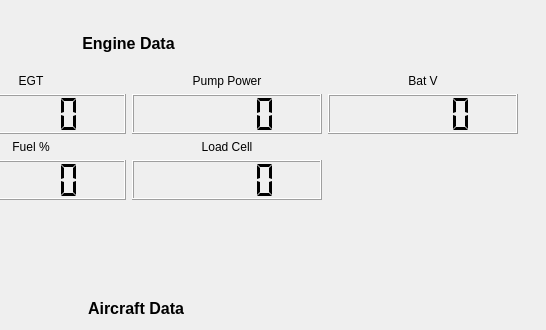
Above: GUIs/TelemGUI/TelemGUI.ui from Xorgon/RAPTA before the change; both pictures show x 290 to 836 and y 0 to 330 of the 836 by 600 pixel window. Below: the same form after it.
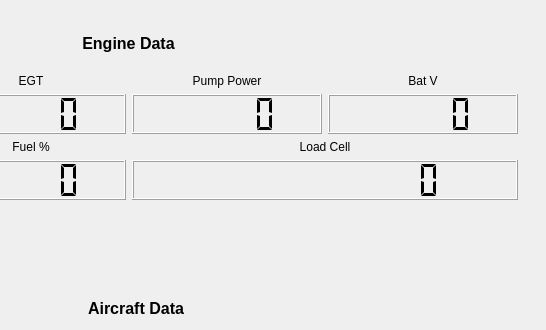
That is the form after the change. Icons and pictures are not drawn.

What changed in the file:
```diff
--- a/GUIs/TelemGUI/TelemGUI.ui
+++ b/GUIs/TelemGUI/TelemGUI.ui
@@ -527,7 +527,29 @@
          </property>
         </widget>
        </item>
-       <item row="2" column="2">
+       <item row="3" column="2" colspan="2">
+        <widget class="QLCDNumber" name="load_cell_number">
+         <property name="sizePolicy">
+          <sizepolicy hsizetype="Preferred" vsizetype="Preferred">
+           <horstretch>0</horstretch>
+           <verstretch>0</verstretch>
+          </sizepolicy>
+         </property>
+         <property name="minimumSize">
+          <size>
+           <width>100</width>
+           <height>40</height>
+          </size>
+         </property>
+         <property name="digitCount">
+          <number>12</number>
+         </property>
+         <property name="segmentStyle">
+          <enum>QLCDNumber::Flat</enum>
+         </property>
+        </widget>
+       </item>
+       <item row="2" column="2" colspan="2">
         <widget class="QLabel" name="load_cell_label">
          <property name="sizePolicy">
           <sizepolicy hsizetype="Preferred" vsizetype="Preferred">
@@ -549,25 +571,6 @@
          </property>
         </widget>
        </item>
-       <item row="3" column="2">
-        <widget class="QLCDNumber" name="load_cell_number">
-         <property name="sizePolicy">
-          <sizepolicy hsizetype="Preferred" vsizetype="Preferred">
-           <horstretch>0</horstretch>
-           <verstretch>0</verstretch>
-          </sizepolicy>
-         </property>
-         <property name="minimumSize">
-          <size>
-           <width>100</width>
-           <height>40</height>
-          </size>
-         </property>
-         <property name="segmentStyle">
-          <enum>QLCDNumber::Flat</enum>
-         </property>
-        </widget>
-       </item>
       </layout>
      </item>
      <item>
```
